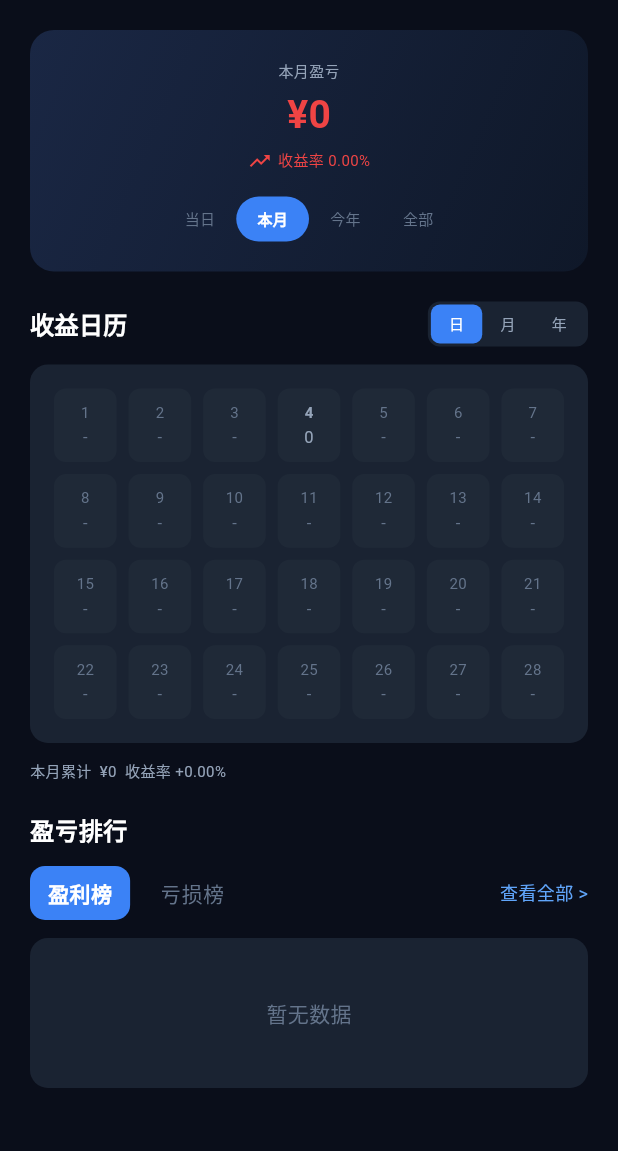
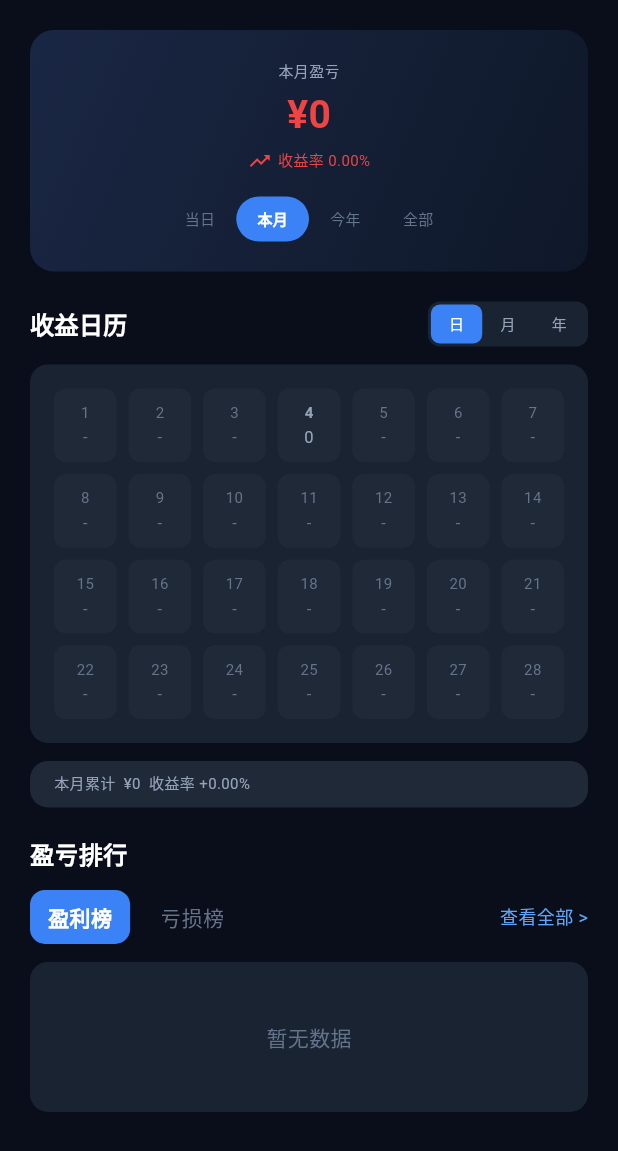
Before and after one commit to konaoo/kona, a Flutter app: the AnalysisPage widget shown alone on an empty page, opened directly, after a tap on "本月", on a phone screen of 412 x 824 dp. Shown: the top 1151 px of the screen. Run offline on Flutter 3.47's test engine with Material 3 defaults, Android fonts, the light colour scheme and no system bars; our stand-ins replace shared_preferences; accounts and stored records are empty; network calls fail.

Commit message:
ui: calendar summary header style

```diff
--- a/flutter/lib/pages/analysis_page.dart
+++ b/flutter/lib/pages/analysis_page.dart
@@ -398,9 +398,19 @@ class _AnalysisPageState extends State<AnalysisPage> {
                 ),
         ),
         const SizedBox(height: Spacing.md),
-        Text(
-          _calendarSummaryText(),
-          style: const TextStyle(fontSize: FontSize.sm, color: AppTheme.textSecondary),
+        Container(
+          padding: const EdgeInsets.symmetric(horizontal: Spacing.lg, vertical: Spacing.sm),
+          decoration: BoxDecoration(
+            color: AppTheme.bgElevated,
+            borderRadius: BorderRadius.circular(AppRadius.lg),
+          ),
+          child: Align(
+            alignment: Alignment.centerLeft,
+            child: Text(
+              _calendarSummaryText(),
+              style: const TextStyle(fontSize: FontSize.sm, color: AppTheme.textSecondary),
+            ),
+          ),
         ),
       ],
     );
```
